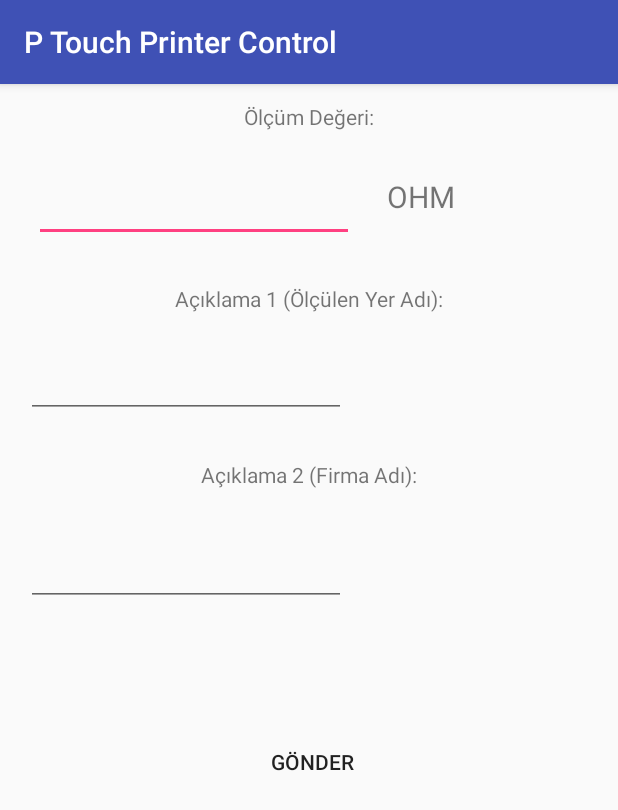
After one commit to ahmetkilinc/PTouchPrinterControl, an Android app: the LabelOlustur screen opened directly, with no data from a screen before it, on a phone screen of 412 x 824 dp. The commit adds this screen. Shown: the top 810 px of the screen. Run offline under Robolectric (Android 15) with nearby library versions, the phone set to English and light mode, and no system bars.

Commit message:
Creating custom label page added.

```diff
--- /dev/null
+++ b/app/src/main/java/com/gobletsoft/ptouchprintercontrol/LabelOlustur.java
@@ -0,0 +1,13 @@
+package com.gobletsoft.ptouchprintercontrol;
+
+import android.support.v7.app.AppCompatActivity;
+import android.os.Bundle;
+
+public class LabelOlustur extends AppCompatActivity {
+
+    @Override
+    protected void onCreate(Bundle savedInstanceState) {
+        super.onCreate(savedInstanceState);
+        setContentView(R.layout.activity_label_olustur);
+    }
+}
--- /dev/null
+++ b/app/src/main/res/layout/activity_label_olustur.xml
@@ -0,0 +1,119 @@
+<?xml version="1.0" encoding="utf-8"?>
+<android.support.constraint.ConstraintLayout xmlns:android="http://schemas.android.com/apk/res/android"
+    xmlns:app="http://schemas.android.com/apk/res-auto"
+    xmlns:tools="http://schemas.android.com/tools"
+    android:layout_width="match_parent"
+    android:layout_height="match_parent"
+    tools:context=".LabelOlustur">
+
+    <TextView
+        android:id="@+id/textViewOlcumDegeri"
+        android:layout_width="374dp"
+        android:layout_height="28dp"
+        android:layout_margin="8dp"
+        android:gravity="center"
+        android:text="Ölçüm Değeri:"
+        app:layout_constraintEnd_toEndOf="parent"
+        app:layout_constraintStart_toStartOf="parent"
+        app:layout_constraintTop_toTopOf="parent" />
+
+    <EditText
+        android:id="@+id/editTextOlcumDegeri"
+        android:layout_width="wrap_content"
+        android:layout_height="wrap_content"
+        android:layout_marginStart="8dp"
+        android:layout_marginTop="24dp"
+        android:ems="10"
+        android:inputType="number"
+        app:layout_constraintEnd_toStartOf="@+id/textViewOhm"
+        app:layout_constraintHorizontal_bias="0.363"
+        app:layout_constraintStart_toStartOf="parent"
+        app:layout_constraintTop_toBottomOf="@+id/textViewOlcumDegeri" />
+
+    <TextView
+        android:id="@+id/textViewOhm"
+        android:layout_width="47dp"
+        android:layout_height="23dp"
+        android:layout_marginBottom="8dp"
+        android:layout_marginEnd="92dp"
+        android:layout_marginStart="8dp"
+        android:layout_marginTop="24dp"
+        android:text="OHM"
+        android:textSize="20sp"
+        app:layout_constraintBottom_toTopOf="@+id/textViewAciklama1"
+        app:layout_constraintEnd_toEndOf="parent"
+        app:layout_constraintStart_toEndOf="@+id/editTextOlcumDegeri"
+        app:layout_constraintTop_toBottomOf="@+id/textViewOlcumDegeri"
+        app:layout_constraintVertical_bias="0.037" />
+
+    <TextView
+        android:id="@+id/textViewAciklama1"
+        android:layout_width="374dp"
+        android:layout_height="28dp"
+        android:layout_marginEnd="8dp"
+        android:layout_marginStart="8dp"
+        android:layout_marginTop="24dp"
+        android:gravity="center"
+        android:text="Açıklama 1 (Ölçülen Yer Adı):"
+        app:layout_constraintEnd_toEndOf="parent"
+        app:layout_constraintStart_toStartOf="parent"
+        app:layout_constraintTop_toBottomOf="@+id/editTextOlcumDegeri" />
+
+    <EditText
+        android:id="@+id/editTextAciklama1"
+        android:layout_width="wrap_content"
+        android:layout_height="wrap_content"
+        android:layout_marginEnd="8dp"
+        android:layout_marginStart="8dp"
+        android:layout_marginTop="20dp"
+        android:ems="10"
+        android:inputType="textPersonName"
+        app:layout_constraintEnd_toEndOf="parent"
+        app:layout_constraintHorizontal_bias="0.052"
+        app:layout_constraintStart_toStartOf="parent"
+        app:layout_constraintTop_toBottomOf="@+id/textViewAciklama1" />
+
+    <TextView
+        android:id="@+id/textViewAciklama2"
+        android:layout_width="374dp"
+        android:layout_height="28dp"
+        android:layout_marginEnd="8dp"
+        android:layout_marginStart="8dp"
+        android:layout_marginTop="24dp"
+        android:gravity="center"
+        android:text="Açıklama 2 (Firma Adı):"
+        app:layout_constraintEnd_toEndOf="parent"
+        app:layout_constraintStart_toStartOf="parent"
+        app:layout_constraintTop_toBottomOf="@+id/editTextAciklama1" />
+
+    <EditText
+        android:id="@+id/editTextAciklama2"
+        android:layout_width="wrap_content"
+        android:layout_height="wrap_content"
+        android:layout_marginEnd="8dp"
+        android:layout_marginStart="8dp"
+        android:layout_marginTop="28dp"
+        android:ems="10"
+        android:inputType="textPersonName"
+        app:layout_constraintEnd_toEndOf="parent"
+        app:layout_constraintHorizontal_bias="0.052"
+        app:layout_constraintStart_toStartOf="parent"
+        app:layout_constraintTop_toBottomOf="@+id/textViewAciklama2" />
+
+    <Button
+        android:id="@+id/button2"
+        android:layout_width="359dp"
+        android:layout_height="wrap_content"
+        android:layout_marginBottom="8dp"
+        android:layout_marginEnd="8dp"
+        android:layout_marginStart="8dp"
+        android:layout_marginTop="80dp"
+        android:background="@null"
+        android:text="Gönder"
+        app:layout_constraintBottom_toBottomOf="parent"
+        app:layout_constraintEnd_toEndOf="parent"
+        app:layout_constraintHorizontal_bias="0.555"
+        app:layout_constraintStart_toStartOf="parent"
+        app:layout_constraintTop_toBottomOf="@+id/editTextAciklama2"
+        app:layout_constraintVertical_bias="0.0" />
+</android.support.constraint.ConstraintLayout>
--- a/app/src/main/res/values/strings.xml
+++ b/app/src/main/res/values/strings.xml
@@ -1,6 +1,5 @@
 <resources>
     <string name="app_name">P Touch Printer Control</string>
-
 
 
     <string name="menu_settings">Settings</string>
@@ -305,8 +304,6 @@
         <item>true</item>
         <item>false</item>
     </string-array>
-
-
 
 
     <string name="dash_line_title">Dash Line Print</string>
```
Also changed, not shown: app/src/main/AndroidManifest.xml (+21 -37 lines), app/src/main/java/com/gobletsoft/ptouchprintercontrol/Activity_StartMenu.java (+4 -4 lines), app/src/main/java/com/gobletsoft/ptouchprintercontrol/printprocess/TemplatePrint.java (+9 -1 lines), app/src/main/res/layout/activity_print_image.xml (+12 -12 lines).
